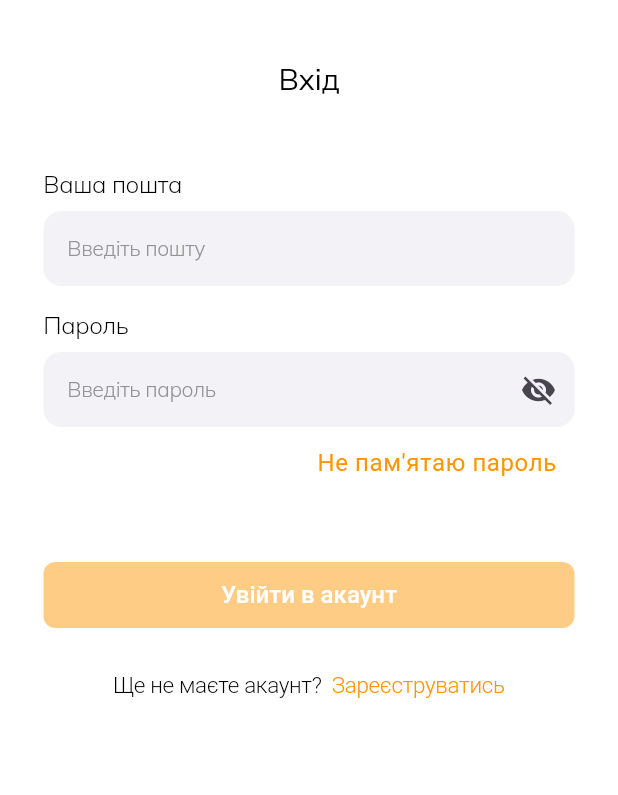
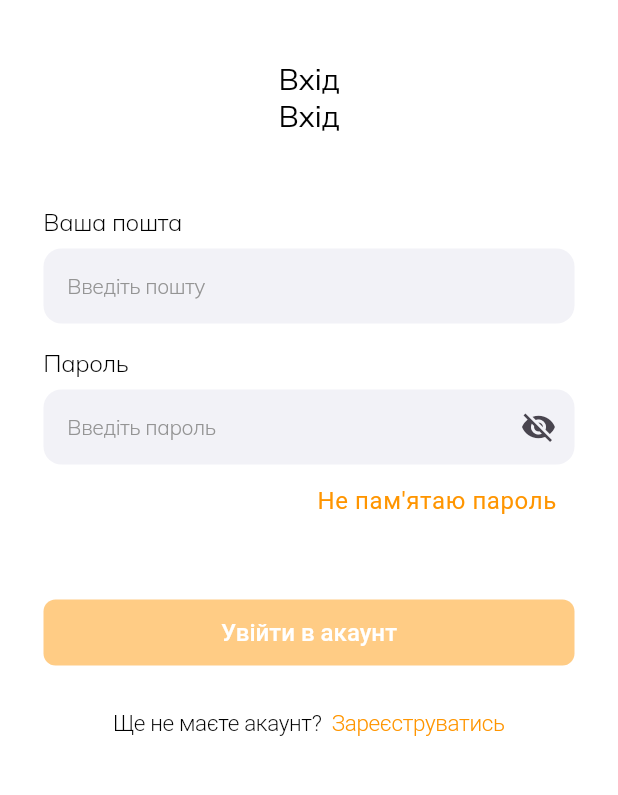
Before and after one commit to alexsukhrin/marketplace-ui, a Flutter app: the screen it shows after launch, after a tap on "Увійти", on a phone screen of 412 x 824 dp, the part 359-1154 px from its top. Run offline on Flutter 3.47's test engine with Material 3 defaults, Android fonts, the light colour scheme and no system bars; our stand-ins replace flutter_secure_storage, flutter_svg, google_fonts; accounts and stored records are empty; project files that could hold a hidden picture were left out.

Commit message:
add second title

```diff
--- a/lib/main.dart
+++ b/lib/main.dart
@@ -1,5 +1,3 @@
-// First version
-
 import 'package:flutter/material.dart';
 import 'package:flutter_application_1/src/ui/screens/registration/registration_page.dart';
 import 'package:flutter_application_1/src/ui/screens/main/main_screen.dart';
--- a/lib/src/ui/screens/login/login_page.dart
+++ b/lib/src/ui/screens/login/login_page.dart
@@ -154,6 +154,11 @@ class _LoginPageState extends State<LoginPage> {
                       textAlign: TextAlign.center,
                       style: textTheme.displayLarge,
                     ),
+                    Text(
+                      'Вхід',
+                      textAlign: TextAlign.center,
+                      style: textTheme.displayLarge,
+                    ),
                     const SizedBox(height: 8),
                   ],
                 ),
```
